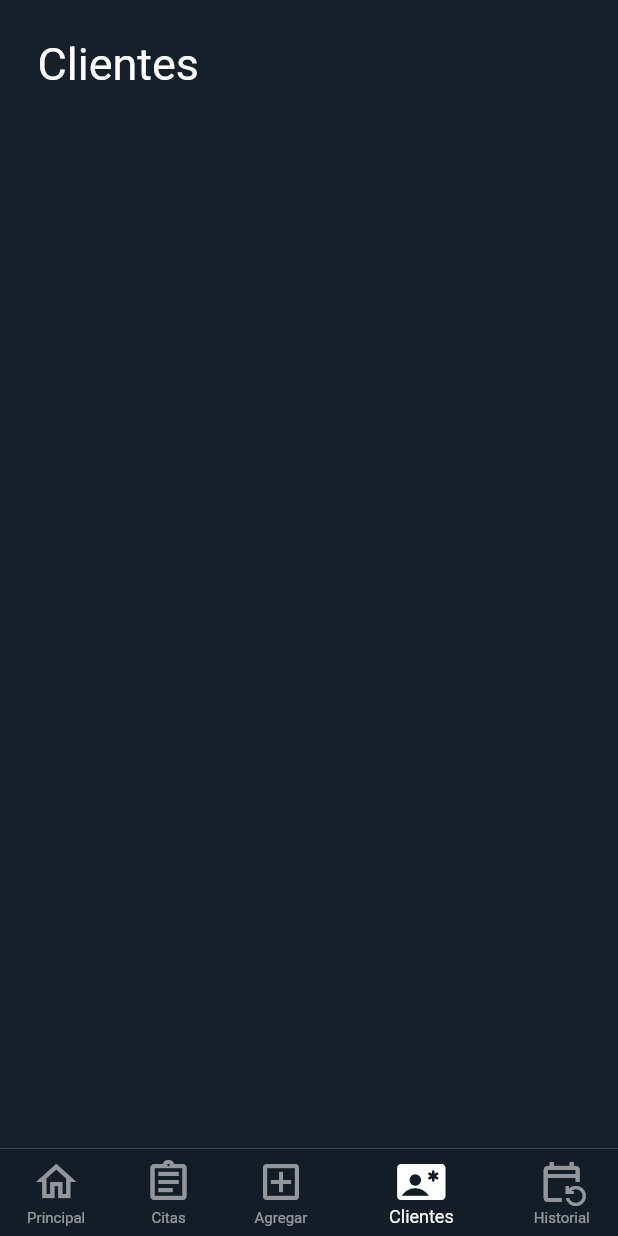
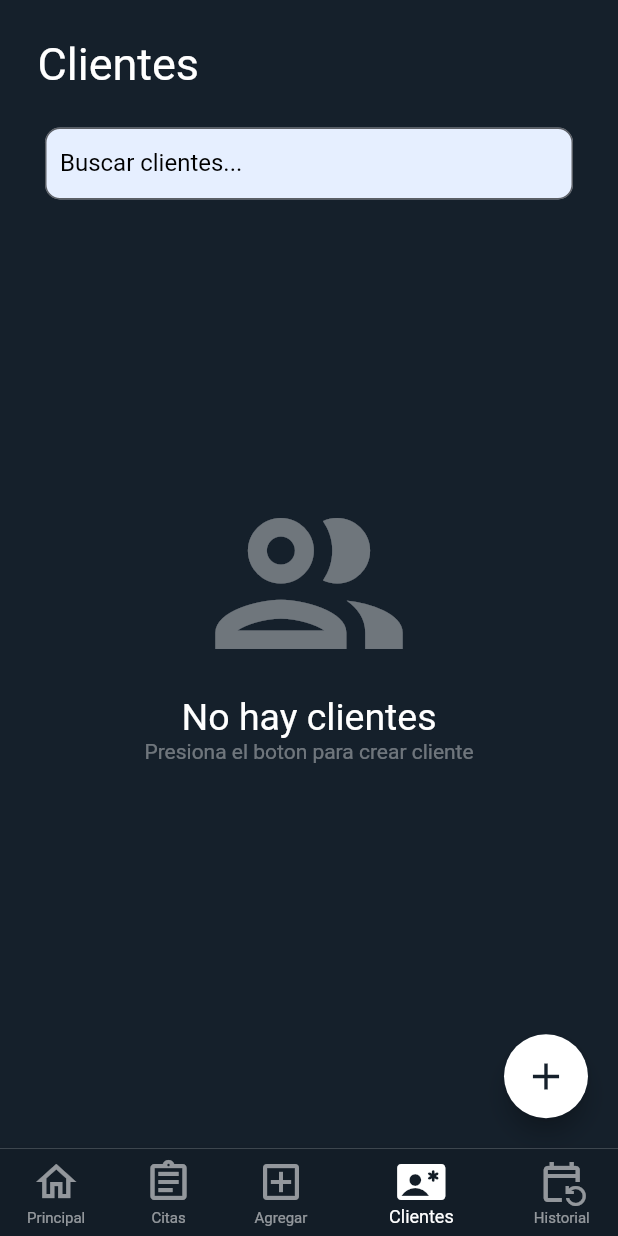
Before and after one commit to adanclv/aplicacion_mecanico, a Flutter app: the screen it shows after launch, item 4 of the bottom bar chosen, on a phone screen of 412 x 824 dp. Run offline on Flutter 3.47's test engine with Material 2 defaults, Android fonts, the phone set to English and light mode, and no system bars.

Commit message:
diseño p4(Pantalla clientes)

```diff
--- a/lib/vistas/Pantalla_clientes.dart
+++ b/lib/vistas/Pantalla_clientes.dart
@@ -1,3 +1,4 @@
+import 'package:aplicacion_mecanico/vistas/Registro_clientes.dart';
 import 'package:flutter/material.dart';
 
 class Pantalla_clientes extends StatefulWidget {
@@ -14,7 +15,9 @@ class _Pantalla_clientes extends State<Pantalla_clientes> {
       backgroundColor: Theme.of(context).primaryColor,
       body: SafeArea(
         child: Column(
-          crossAxisAlignment: CrossAxisAlignment.start,
+          crossAxisAlignment: CrossAxisAlignment.end,
+          children: [
+            Row(
               children: [
                 Padding(
                   padding: EdgeInsets.all(25),
@@ -28,6 +31,69 @@ class _Pantalla_clientes extends State<Pantalla_clientes> {
                 ),
               ],
             ),
+            Padding(
+              padding: const EdgeInsets.only(left: 30, right: 30),
+              child: TextField(
+                style: TextStyle(color: Colors.black),
+                decoration: InputDecoration(
+                  contentPadding:
+                      EdgeInsets.symmetric(vertical: 10, horizontal: 10),
+                  fillColor: Color(0xFFE6EFFF),
+                  filled: true,
+                  label: Text(
+                    'Buscar clientes...',
+                    style: TextStyle(color: Colors.black),
+                  ),
+                  border: OutlineInputBorder(
+                      borderSide: BorderSide(color: Colors.black),
+                      borderRadius: BorderRadius.circular(10)),
+                ),
+              ),
+            ),
+            Expanded(
+              child: Center(
+                child: Column(
+                  mainAxisAlignment: MainAxisAlignment.center,
+                  children: [
+                    Icon(
+                      Icons.people_outline_outlined,
+                      color: Colors.white38,
+                      size: 150,
+                    ),
+                    Text(
+                      'No hay clientes',
+                      style: TextStyle(color: Colors.white, fontSize: 25),
+                    ),
+                    Text(
+                      'Presiona el boton para crear cliente',
+                      style: TextStyle(color: Colors.white38),
+                    ),
+                  ],
+                ),
+              ),
+            ),
+            Padding(
+              padding: EdgeInsets.only(right: 20, bottom: 20),
+              child: FloatingActionButton(
+                backgroundColor: Colors.white,
+                focusColor: Colors.white,
+                onPressed: () {
+                  Navigator.push(
+                    context,
+                    MaterialPageRoute(
+                      builder: (context) => Registro_clientes(),
+                    ),
+                  );
+                },
+                child: Icon(
+                  Icons.add,
+                  color: Theme.of(context).primaryColor,
+                  size: 30,
+                ),
+              ),
+            ),
+          ],
+        ),
       ),
     );
   }
```
Lines whose indentation alone changed are shown as unchanged.
